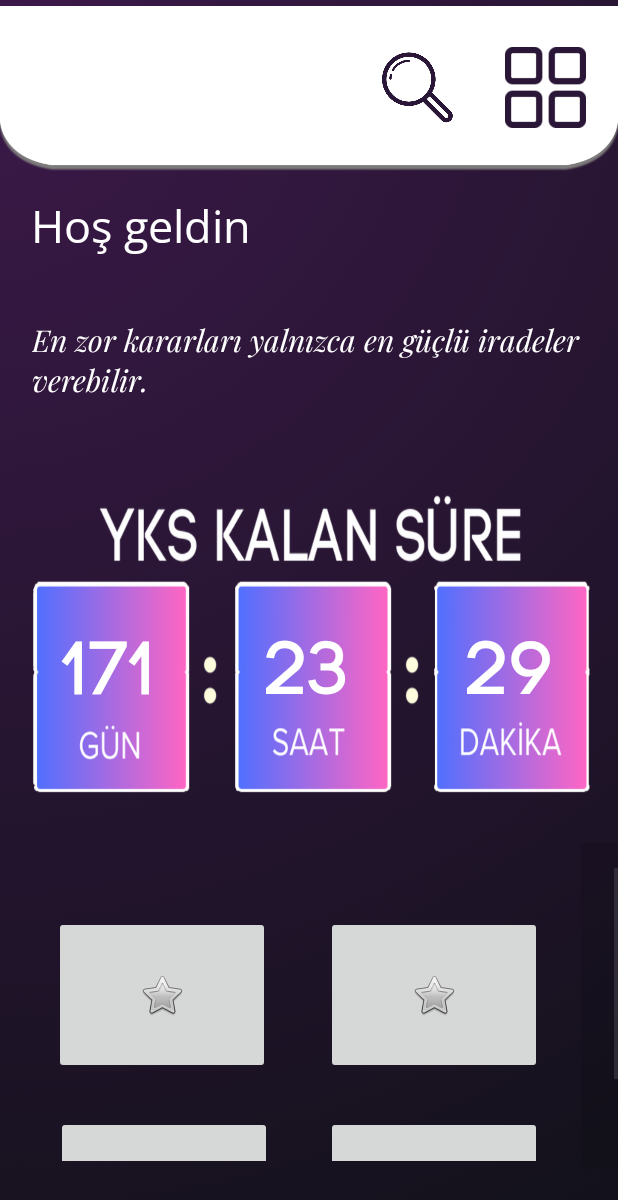
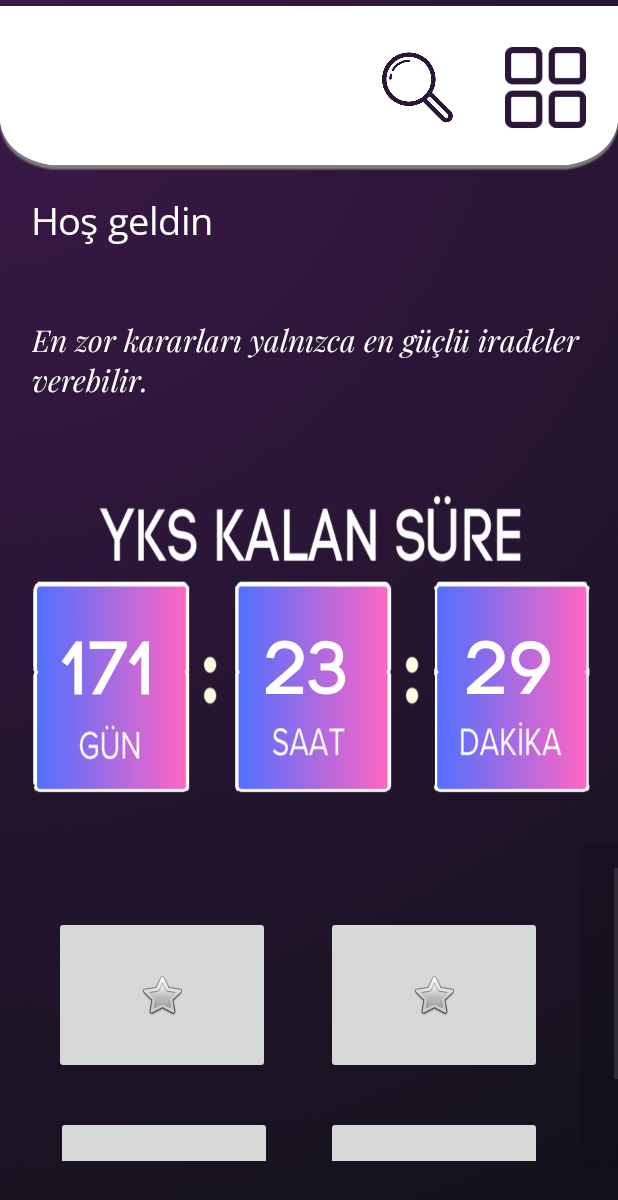
Before and after one commit to mustafateker/AndroidAppProje, an Android app: the MainActivity screen opened directly, with no data from a screen before it, on a phone screen of 412 x 824 dp. Shown: the top 1200 px of the screen. Run offline under Robolectric (Android 15) with nearby library versions, the phone set to English and light mode, and no system bars; our stand-ins replace Firebase (no records; nobody signed in at launch, a user with empty details on screens opened directly).

Commit message:
• Tema Revizeleri Yapildi

```diff
--- a/app/src/main/java/com/crossborders/studyhard/MainActivity.kt
+++ b/app/src/main/java/com/crossborders/studyhard/MainActivity.kt
@@ -24,7 +24,7 @@ class MainActivity : AppCompatActivity() {
         val firebaseAuth = FirebaseAuth.getInstance()
         val user = firebaseAuth.currentUser
         if (user != null) {
-            val Username = user.email
+            val Username = user?.email?.split("@")?.get(0) ?: "Guest"
             val metin = "Hoş geldin $Username"
             val welcomeUserText: TextView = findViewById(R.id.textView)
             welcomeUserText.text = metin
@@ -32,7 +32,7 @@ class MainActivity : AppCompatActivity() {
 
         val fontResourceId = R.font.open_sans_regular
         findViewById<TextView>(R.id.textView).typeface = ResourcesCompat.getFont(this, fontResourceId)
-        findViewById<TextView>(R.id.textView).setTextSize(TypedValue.COMPLEX_UNIT_SP, 30.toFloat())
+        findViewById<TextView>(R.id.textView).setTextSize(TypedValue.COMPLEX_UNIT_SP, 25.toFloat())
 
         val playfairItalic = R.font.playfair_italic
         findViewById<TextView>(R.id.gunun_sozu).typeface = ResourcesCompat.getFont(this, playfairItalic)
--- a/app/src/main/res/values/strings.xml
+++ b/app/src/main/res/values/strings.xml
@@ -5,7 +5,7 @@
     <string name="parola">Parola</string>
     <string name="parolatekrar">Parola Tekrar</string>
     <string name="todo">TODO</string>
-    <string name="kullan_c_ad">Kullanıcı Adı</string>
+    <string name="kullan_c_ad">e-mail</string>
     <string name="hesab_n_z_yok_mu_hemen_kaydolun">Hesabınız yok mu? Hemen Kaydolun</string>
     <string name="hos_geldin_user_id">Hos geldin</string>
     <string name="fonts_opensans_regular_ttf">fonts/OpenSans-Regular.ttf</string>
```
